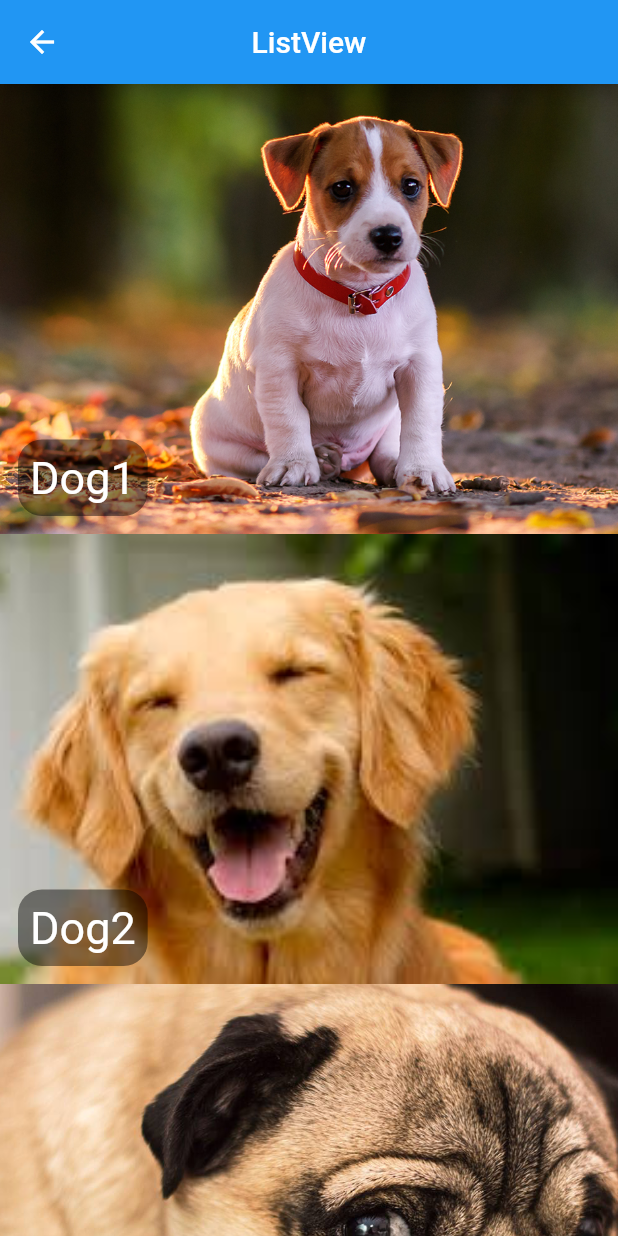
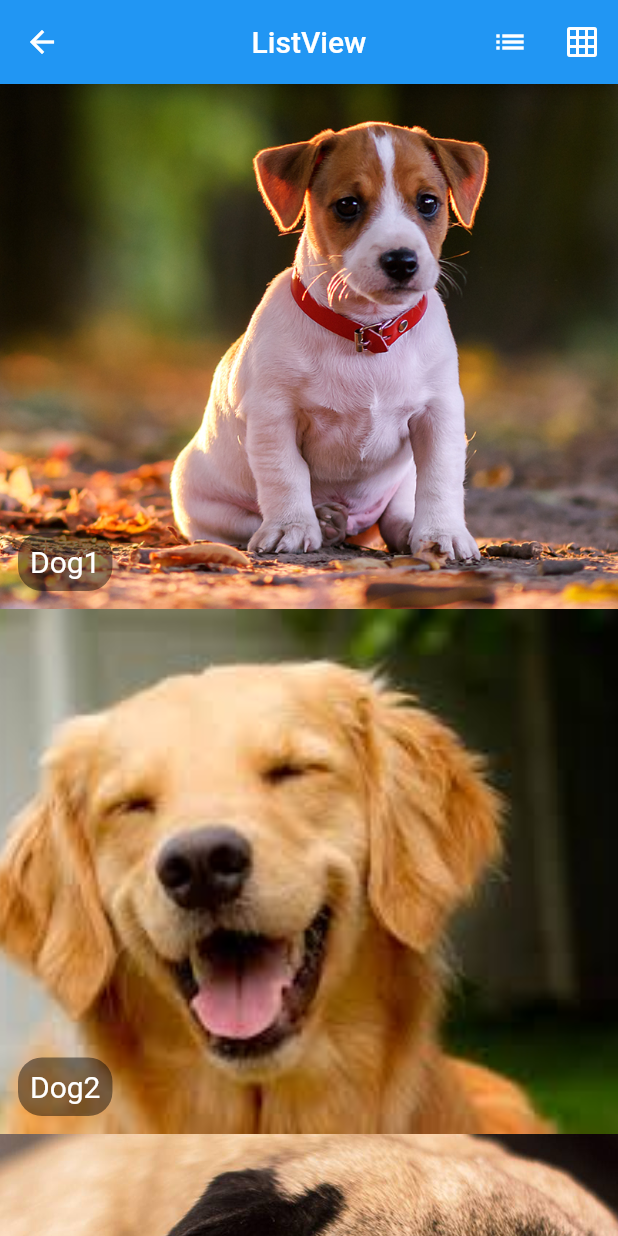
Before and after one commit to gabriellopesjds/flutter_widgets, a Flutter app: the screen it shows after launch, after a tap on "ListView", on a phone screen of 412 x 824 dp. Run offline on Flutter 3.47's test engine with Material 2 defaults, Android fonts, the phone set to English and light mode, and no system bars.

Commit message:
Widgets ListView e GridView

```diff
--- a/lib/home_page.dart
+++ b/lib/home_page.dart
@@ -4,6 +4,7 @@ import 'package:flutter_widgets/pages/hello_page1.dart';
 import 'package:flutter_widgets/pages/hello_page2.dart';
 import 'package:flutter_widgets/pages/hello_page3.dart';
 import 'package:flutter_widgets/pages/listview_page_example.dart';
+import 'package:flutter_widgets/pages/listview_teste.dart';
 import 'package:flutter_widgets/widgets/blue_button.dart';
 
 class HomePage extends StatelessWidget {
@@ -53,7 +54,7 @@ class HomePage extends StatelessWidget {
           mainAxisAlignment: MainAxisAlignment.spaceEvenly,
           children: <Widget>[
             BlueButton("ListView", () => _onClickNavigator(context, ListViewPageExample())),
-            BlueButton("Page 2", () => _onClickNavigator(context, HelloPage2())),
+            BlueButton("Page 2", () => _onClickNavigator(context, ListViewTeste())),
             BlueButton("Page 3",() => _onClickNavigator(context, HelloPage3())),
           ],
         ),
--- a/lib/pages/listview_page_example.dart
+++ b/lib/pages/listview_page_example.dart
@@ -1,23 +1,49 @@
 import 'package:flutter/cupertino.dart';
 import 'package:flutter/material.dart';
+import 'package:flutter_widgets/nav/nav.dart';
+import 'package:flutter_widgets/pages/listview_detail.dart';
 
-class Dog{
+class Dog {
   String nome;
   String foto;
 
   Dog(this.nome, this.foto);
 }
 
-class ListViewPageExample extends StatelessWidget {
+class ListViewPageExample extends StatefulWidget {
+  @override
+  _ListViewPageExampleState createState() => _ListViewPageExampleState();
+}
+
+class _ListViewPageExampleState extends State<ListViewPageExample> {
+  bool _gridViewOn = false;
 
   @override
   Widget build(BuildContext context) {
     return Scaffold(
       appBar: AppBar(
+        centerTitle: true,
         title: Text(
           "ListView",
         ),
-        centerTitle: true,
+        actions: <Widget>[
+          IconButton(
+            icon: Icon(Icons.list),
+            onPressed: () {
+              setState(() {
+                _gridViewOn = false;
+              });
+            },
+          ),
+          IconButton(
+            icon: Icon(Icons.grid_on),
+            onPressed: () {
+              setState(() {
+                _gridViewOn = true;
+              });
+            },
+          )
+        ],
       ),
       body: _buildBody(),
     );
@@ -32,11 +58,32 @@ class ListViewPageExample extends StatelessWidget {
       Dog("Dog5", "assets/images/dog5.png")
     ];
 
+    if (_gridViewOn) {
+      return GridView.builder(
+        gridDelegate:
+            SliverGridDelegateWithFixedCrossAxisCount(crossAxisCount: 4),
+        itemCount: listDog.length,
+        itemBuilder: (context, index) {
+          return _itemView(listDog, index);
+        },
+      );
+    } else {
       return ListView.builder(
+        itemExtent: 350,
         itemCount: listDog.length,
-      itemExtent: 300,
         itemBuilder: (context, index) {
-        return Stack(
+          return _itemView(listDog, index);
+        },
+      );
+    }
+  }
+
+  _itemView(List<Dog> listDog, int index) {
+    return GestureDetector(
+      onTap: (){
+        push(context, ListViewDetail(listDog[index]));
+      },
+      child: Stack(
         fit: StackFit.expand,
         children: <Widget>[
           _buildImg(listDog[index].foto),
@@ -46,21 +93,15 @@ class ListViewPageExample extends StatelessWidget {
               margin: EdgeInsets.all(12),
               padding: EdgeInsets.all(8),
               decoration: BoxDecoration(
-                  borderRadius: BorderRadius.circular(16),
-                  color: Colors.black45
-                ),
+                  borderRadius: BorderRadius.circular(16), color: Colors.black45),
               child: Text(
                 listDog[index].nome,
-                  style: TextStyle(
-                    color: Colors.white,
-                    fontSize: 30
-                  ),
+                style: TextStyle(color: Colors.white, fontSize: 20),
               ),
             ),
           )
         ],
-        );
-      },
+      ),
     );
   }
 
```
Also changed, not shown: lib/pages/listview_detail.dart (added, +21 -0 lines). Lines whose indentation alone changed are shown as unchanged.
